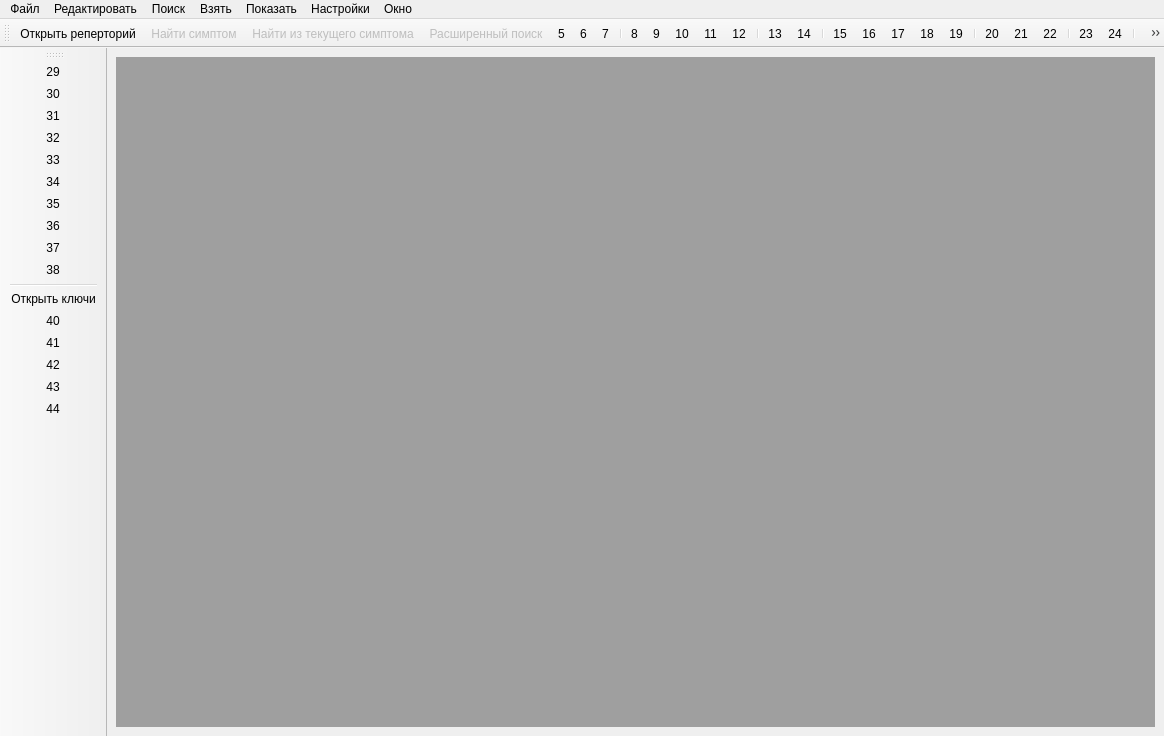
This is mainwindow.ui in iliner23/openRadar as Qt 5 draws it before an edit. The edited form follows.
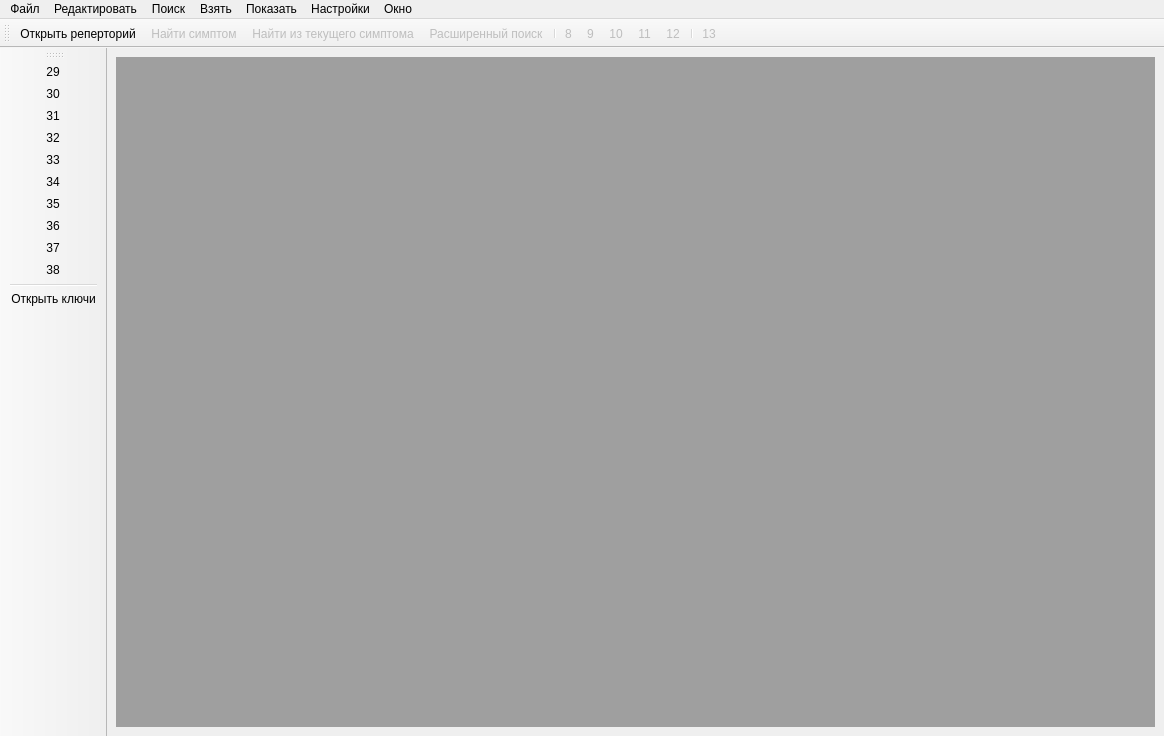
This is the edited form. Icons and pictures are not drawn.

Diff of the .ui file:
```diff
--- a/mainwindow.ui
+++ b/mainwindow.ui
@@ -104,9 +104,6 @@
    <addaction name="action_4"/>
    <addaction name="action_7"/>
    <addaction name="action_8"/>
-   <addaction name="action5"/>
-   <addaction name="action6"/>
-   <addaction name="action7"/>
    <addaction name="separator"/>
    <addaction name="action8"/>
    <addaction name="action9"/>
@@ -115,22 +112,6 @@
    <addaction name="action12"/>
    <addaction name="separator"/>
    <addaction name="action13"/>
-   <addaction name="action14"/>
-   <addaction name="separator"/>
-   <addaction name="action15"/>
-   <addaction name="action16"/>
-   <addaction name="action17"/>
-   <addaction name="action18"/>
-   <addaction name="action19"/>
-   <addaction name="separator"/>
-   <addaction name="action20"/>
-   <addaction name="action21"/>
-   <addaction name="action22"/>
-   <addaction name="separator"/>
-   <addaction name="action23"/>
-   <addaction name="action24"/>
-   <addaction name="separator"/>
-   <addaction name="action27"/>
   </widget>
   <widget class="QToolBar" name="toolBar_2">
    <property name="windowTitle">
@@ -154,11 +135,6 @@
    <addaction name="action38"/>
    <addaction name="separator"/>
    <addaction name="action39"/>
-   <addaction name="action40"/>
-   <addaction name="action41"/>
-   <addaction name="action42"/>
-   <addaction name="action43"/>
-   <addaction name="action44"/>
   </widget>
   <action name="action2">
    <property name="text">
@@ -189,34 +165,10 @@
     <bool>false</bool>
    </property>
   </action>
-  <action name="action5">
-   <property name="icon">
-    <iconset resource="res.qrc">
-     <normaloff>:/icons/res/Bitmap5.bmp</normaloff>:/icons/res/Bitmap5.bmp</iconset>
-   </property>
-   <property name="text">
-    <string>5</string>
-   </property>
-  </action>
-  <action name="action6">
-   <property name="icon">
-    <iconset resource="res.qrc">
-     <normaloff>:/icons/res/Bitmap42.bmp</normaloff>:/icons/res/Bitmap42.bmp</iconset>
-   </property>
-   <property name="text">
-    <string>6</string>
-   </property>
-  </action>
-  <action name="action7">
-   <property name="icon">
-    <iconset resource="res.qrc">
-     <normaloff>:/icons/res/Bitmap6.bmp</normaloff>:/icons/res/Bitmap6.bmp</iconset>
-   </property>
-   <property name="text">
-    <string>7</string>
-   </property>
-  </action>
   <action name="action8">
+   <property name="enabled">
+    <bool>false</bool>
+   </property>
    <property name="icon">
     <iconset resource="res.qrc">
      <normaloff>:/icons/res/Bitmap7.bmp</normaloff>:/icons/res/Bitmap7.bmp</iconset>
@@ -226,6 +178,9 @@
    </property>
   </action>
   <action name="action9">
+   <property name="enabled">
+    <bool>false</bool>
+   </property>
    <property name="icon">
     <iconset resource="res.qrc">
      <normaloff>:/icons/res/Bitmap8.bmp</normaloff>:/icons/res/Bitmap8.bmp</iconset>
@@ -235,6 +190,9 @@
    </property>
   </action>
   <action name="action10">
+   <property name="enabled">
+    <bool>false</bool>
+   </property>
    <property name="icon">
     <iconset resource="res.qrc">
      <normaloff>:/icons/res/Bitmap9.bmp</normaloff>:/icons/res/Bitmap9.bmp</iconset>
@@ -244,6 +202,9 @@
    </property>
   </action>
   <action name="action11">
+   <property name="enabled">
+    <bool>false</bool>
+   </property>
    <property name="icon">
     <iconset resource="res.qrc">
      <normaloff>:/icons/res/Bitmap10.bmp</normaloff>:/icons/res/Bitmap10.bmp</iconset>
@@ -253,6 +214,9 @@
    </property>
   </action>
   <action name="action12">
+   <property name="enabled">
+    <bool>false</bool>
+   </property>
    <property name="icon">
     <iconset resource="res.qrc">
      <normaloff>:/icons/res/Bitmap11.bmp</normaloff>:/icons/res/Bitmap11.bmp</iconset>
@@ -262,6 +226,9 @@
    </property>
   </action>
   <action name="action13">
+   <property name="enabled">
+    <bool>false</bool>
+   </property>
    <property name="icon">
     <iconset resource="res.qrc">
      <normaloff>:/icons/res/Bitmap12.bmp</normaloff>:/icons/res/Bitmap12.bmp</iconset>
@@ -270,137 +237,6 @@
     <string>13</string>
    </property>
   </action>
-  <action name="action14">
-   <property name="icon">
-    <iconset resource="res.qrc">
-     <normaloff>:/icons/res/Bitmap13.bmp</normaloff>:/icons/res/Bitmap13.bmp</iconset>
-   </property>
-   <property name="text">
-    <string>14</string>
-   </property>
-  </action>
-  <action name="action15">
-   <property name="icon">
-    <iconset resource="res.qrc">
-     <normaloff>:/icons/res/Bitmap14.bmp</normaloff>:/icons/res/Bitmap14.bmp</iconset>
-   </property>
-   <property name="text">
-    <string>15</string>
-   </property>
-  </action>
-  <action name="action16">
-   <property name="icon">
-    <iconset resource="res.qrc">
-     <normaloff>:/icons/res/Bitmap15.bmp</normaloff>:/icons/res/Bitmap15.bmp</iconset>
-   </property>
-   <property name="text">
-    <string>16</string>
-   </property>
-  </action>
-  <action name="action17">
-   <property name="icon">
-    <iconset resource="res.qrc">
-     <normaloff>:/icons/res/Bitmap16.bmp</normaloff>:/icons/res/Bitmap16.bmp</iconset>
-   </property>
-   <property name="text">
-    <string>17</string>
-   </property>
-  </action>
-  <action name="action18">
-   <property name="icon">
-    <iconset resource="res.qrc">
-     <normaloff>:/icons/res/Bitmap41.bmp</normaloff>:/icons/res/Bitmap41.bmp</iconset>
-   </property>
-   <property name="text">
-    <string>18</string>
-   </property>
-  </action>
-  <action name="action19">
-   <property name="icon">
-    <iconset resource="res.qrc">
-     <normaloff>:/icons/res/Bitmap43.bmp</normaloff>:/icons/res/Bitmap43.bmp</iconset>
-   </property>
-   <property name="text">
-    <string>19</string>
-   </property>
-  </action>
-  <action name="action20">
-   <property name="icon">
-    <iconset resource="res.qrc">
-     <normaloff>:/icons/res/Bitmap17.bmp</normaloff>:/icons/res/Bitmap17.bmp</iconset>
-   </property>
-   <property name="text">
-    <string>20</string>
-   </property>
-  </action>
-  <action name="action21">
-   <property name="icon">
-    <iconset resource="res.qrc">
-     <normaloff>:/icons/res/Bitmap18.bmp</normaloff>:/icons/res/Bitmap18.bmp</iconset>
-   </property>
-   <property name="text">
-    <string>21</string>
-   </property>
-  </action>
-  <action name="action22">
-   <property name="icon">
-    <iconset resource="res.qrc">
-     <normaloff>:/icons/res/Bitmap19.bmp</normaloff>:/icons/res/Bitmap19.bmp</iconset>
-   </property>
-   <property name="text">
-    <string>22</string>
-   </property>
-  </action>
-  <action name="action23">
-   <property name="icon">
-    <iconset resource="res.qrc">
-     <normaloff>:/icons/res/Bitmap20.bmp</normaloff>:/icons/res/Bitmap20.bmp</iconset>
-   </property>
-   <property name="text">
-    <string>23</string>
-   </property>
-  </action>
-  <action name="action24">
-   <property name="icon">
-    <iconset resource="res.qrc">
-     <normaloff>:/icons/res/Bitmap21.bmp</normaloff>:/icons/res/Bitmap21.bmp</iconset>
-   </property>
-   <property name="text">
-    <string>24</string>
-   </property>
-  </action>
-  <action name="action25">
-   <property name="icon">
-    <iconset resource="res.qrc">
-     <normaloff>:/icons/res/Bitmap22.bmp</normaloff>:/icons/res/Bitmap22.bmp</iconset>
-   </property>
-   <property name="text">
-    <string>25</string>
-   </property>
-  </action>
-  <action name="action26">
-   <property name="icon">
-    <iconset resource="res.qrc">
-     <normaloff>:/icons/res/Bitmap23.bmp</normaloff>:/icons/res/Bitmap23.bmp</iconset>
-   </property>
-   <property name="text">
-    <string>26</string>
-   </property>
-  </action>
-  <action name="action27">
-   <property name="icon">
-    <iconset resource="res.qrc">
-     <normaloff>:/icons/res/Bitmap24.bmp</normaloff>:/icons/res/Bitmap24.bmp</iconset>
-   </property>
-   <property name="text">
-    <string>27</string>
-   </property>
-  </action>
-  <action name="action28">
-   <property name="text">
-    <string>28</string>
-   </property>
-  </action>
   <action name="action29">
    <property name="icon">
     <iconset resource="res.qrc">
@@ -506,51 +342,6 @@
     <bool>false</bool>
    </property>
   </action>
-  <action name="action40">
-   <property name="icon">
-    <iconset resource="res.qrc">
-     <normaloff>:/icons/res/Bitmap44.bmp</normaloff>:/icons/res/Bitmap44.bmp</iconset>
-   </property>
-   <property name="text">
-    <string>40</string>
-   </property>
-  </action>
-  <action name="action41">
-   <property name="icon">
-    <iconset resource="res.qrc">
-     <normaloff>:/icons/res/Bitmap36.bmp</normaloff>:/icons/res/Bitmap36.bmp</iconset>
-   </property>
-   <property name="text">
-    <string>41</string>
-   </property>
-  </action>
-  <action name="action42">
-   <property name="icon">
-    <iconset resource="res.qrc">
-     <normaloff>:/icons/res/Bitmap37.bmp</normaloff>:/icons/res/Bitmap37.bmp</iconset>
-   </property>
-   <property name="text">
-    <string>42</string>
-   </property>
-  </action>
-  <action name="action43">
-   <property name="icon">
-    <iconset resource="res.qrc">
-     <normaloff>:/icons/res/Bitmap38.bmp</normaloff>:/icons/res/Bitmap38.bmp</iconset>
-   </property>
-   <property name="text">
-    <string>43</string>
-   </property>
-  </action>
-  <action name="action44">
-   <property name="icon">
-    <iconset resource="res.qrc">
-     <normaloff>:/icons/res/Bitmap39.bmp</normaloff>:/icons/res/Bitmap39.bmp</iconset>
-   </property>
-   <property name="text">
-    <string>44</string>
-   </property>
-  </action>
   <action name="action">
    <property name="text">
     <string>Каскадом</string>
```
Left out of the diff: 3 changed lines with no effect on the pictures.
